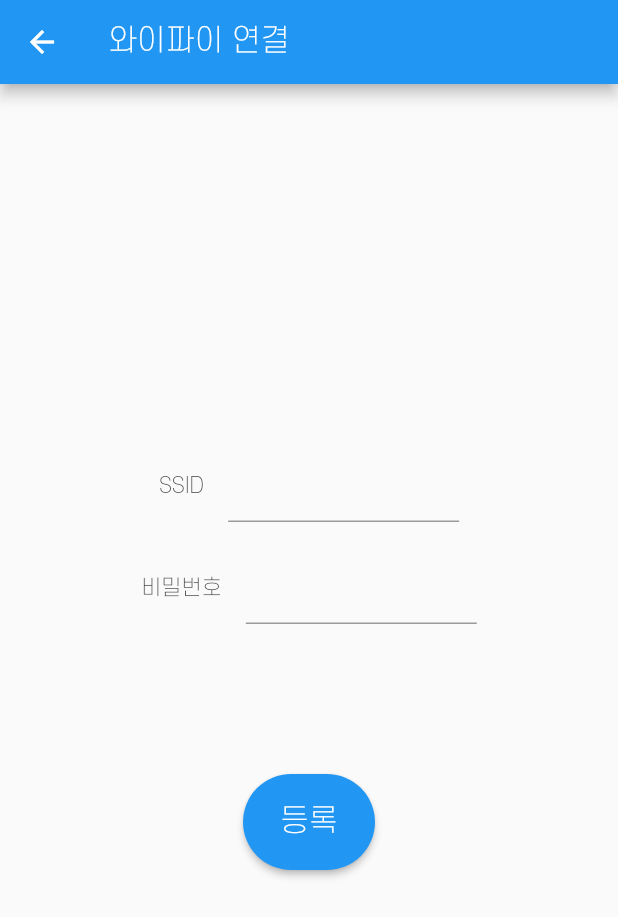
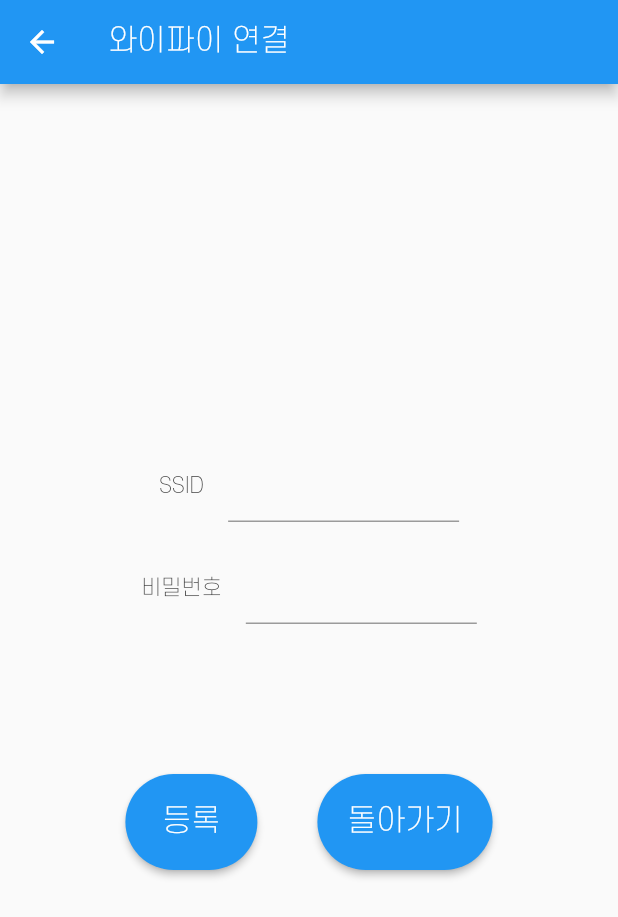
Before and after one commit to sh0116/SWM_109Team, a Flutter app: the ssh screen opened directly, after a tap on "등록", on a phone screen of 412 x 824 dp. Shown: the top 917 px of the screen. Run offline on Flutter 3.47's test engine with Material 2 defaults, Android fonts, the phone set to English and light mode, and no system bars; our stand-ins replace flutter_datetime_picker, webview_flutter; missing offline and left inert: ssh; statements that could not run were skipped; project files that could hold a hidden picture were left out.

```diff
--- a/app109/lib/dataCenter.dart
+++ b/app109/lib/dataCenter.dart
@@ -1,5 +1,4 @@
 import 'dart:core';
-import 'package:shared_preferences/shared_preferences.dart';
 import 'package:http/http.dart' as http;
 import 'dart:convert';
 
--- a/app109/lib/initialSetUp/ssh.dart
+++ b/app109/lib/initialSetUp/ssh.dart
@@ -27,7 +27,7 @@ class _sshState extends State<ssh> {
 
   Future<void> onClickCmd() async {
     var client = new SSHClient(
-      host: "192.168.4.1",
+      host: "10.0.0.5",
       //host: "172.16.101.11",
       port: 22,
       username: "pi",
@@ -42,14 +42,14 @@ class _sshState extends State<ssh> {
       await client.execute("echo '\tssid=\"" + _ssid + "\"' | sudo tee -a /etc/wpa_supplicant/wpa_supplicant.conf");
       await client.execute("echo '\tpsk=\"" + _psk + "\"' | sudo tee -a /etc/wpa_supplicant/wpa_supplicant.conf");
       await client.execute("echo '\tkey_mgmt=WPA-PSK' | sudo tee -a /etc/wpa_supplicant/wpa_supplicant.conf");
+      await client.execute("echo '\tscan_ssid=1' | sudo tee -a /etc/wpa_supplicant/wpa_supplicant.conf");
       await client.execute("echo '}' | sudo tee -a /etc/wpa_supplicant/wpa_supplicant.conf");
       await client.execute("echo '" + _ssid + "' | sudo tee -a /etc/ssid_list.txt");
       await client.execute("echo '" + _userId + "' | sudo tee -a ~/robot109/data/user_info.txt");
       await client.execute("sudo reboot");
     }
     client.disconnect();
-    Navigator.pop(context);
-    Navigator.pop(context);
+    print("register");
     //}
     //} on PlatformException catch (e) {
     //print('Error: ${e.code}\nError Message: ${e.message}');
@@ -111,6 +111,9 @@ class _sshState extends State<ssh> {
             ],
           ),
           SizedBox(height: 100),
+          Row(
+            mainAxisAlignment: MainAxisAlignment.center,
+            children: <Widget>[
               RaisedButton(
                 child: Text("등록", style: TextStyle(fontSize: 20, color: Colors.white)),
                 onPressed: onClickCmd,
@@ -120,6 +123,21 @@ class _sshState extends State<ssh> {
                 ),
                 color: Colors.blue,
               ),
+              SizedBox(width: 40),
+              RaisedButton(
+                child: Text("돌아가기", style: TextStyle(fontSize: 20, color: Colors.white)),
+                onPressed: (){
+                  Navigator.pop(context);
+                  Navigator.pop(context);
+                },
+                padding: EdgeInsets.all(20),
+                shape: RoundedRectangleBorder(
+                    borderRadius: new BorderRadius.circular(50.0)
+                ),
+                color: Colors.blue,
+              )
+            ]
+          ),
           //SizedBox(height: 50),
           //Text(_result),
           ]
--- a/app109/lib/main.dart
+++ b/app109/lib/main.dart
@@ -43,7 +43,8 @@ class _loginState extends State<login> {
   Widget build(BuildContext context) {
     return Scaffold(
       appBar: AppBar(title: Text("돌봄로봇 백구")),
-      body: Column(
+      body: SingleChildScrollView(
+        child: Column(
           mainAxisAlignment: MainAxisAlignment.start,
           crossAxisAlignment: CrossAxisAlignment.center,
           children: <Widget>[
@@ -172,6 +173,7 @@ class _loginState extends State<login> {
             Text(_delay)
           ],
         )
+      )
     );
   }
 }
--- a/app109/pubspec.yaml
+++ b/app109/pubspec.yaml
@@ -15,7 +15,7 @@ publish_to: 'none' # Remove this line if you wish to publish to pub.dev
 # In iOS, build-name is used as CFBundleShortVersionString while build-number used as CFBundleVersion.
 # Read more about iOS versioning at
 # https://developer.apple.com/library/archive/documentation/General/Reference/InfoPlistKeyReference/Articles/CoreFoundationKeys.html
-version: 1.0.1
+version: 1.2.0
 
 environment:
   sdk: ">=2.7.0 <3.0.0"
@@ -26,13 +26,11 @@ dependencies:
   webview_flutter: ^1.0.5
   ssh: ^0.0.7
   flutter_datetime_picker: ^1.4.0
-  flutter_local_notifications: ^3.0.0+1
 
   # The following adds the Cupertino Icons font to your application.
   # Use with the CupertinoIcons class for iOS style icons.
   cupertino_icons: ^0.1.3
   http: ^0.12.2
-  shared_preferences: ^0.5.8
 
 dev_dependencies:
   flutter_test:
```
Also changed, not shown: app109/pubspec.lock, 11 other files. Lines whose indentation alone changed are shown as unchanged.
